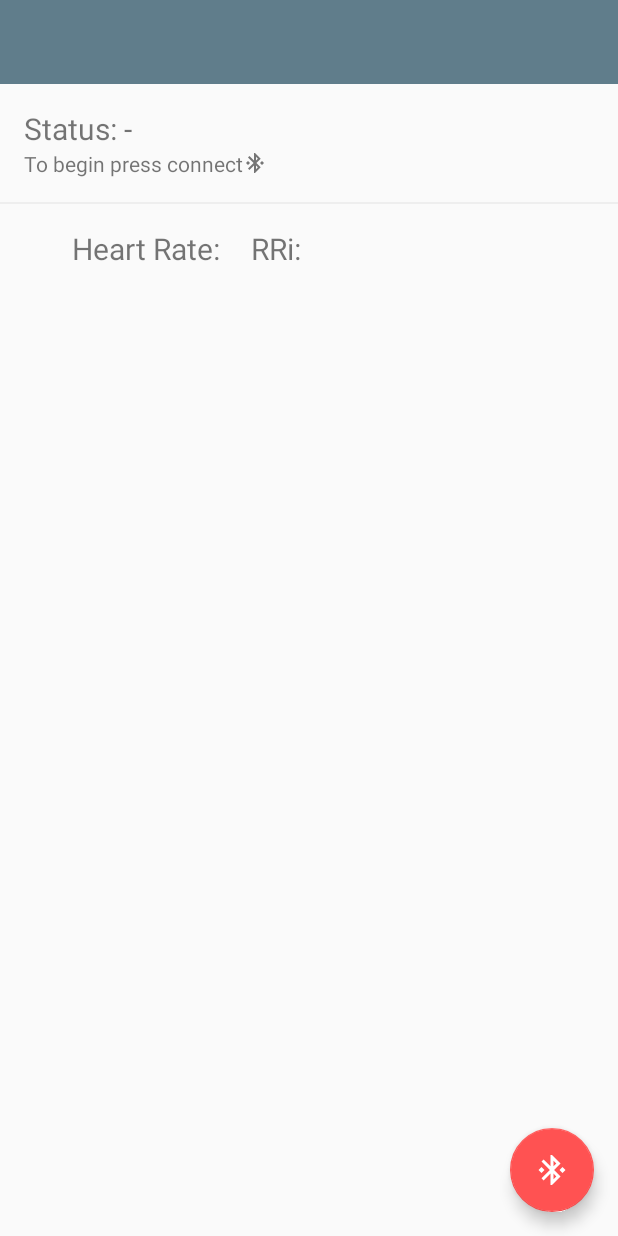
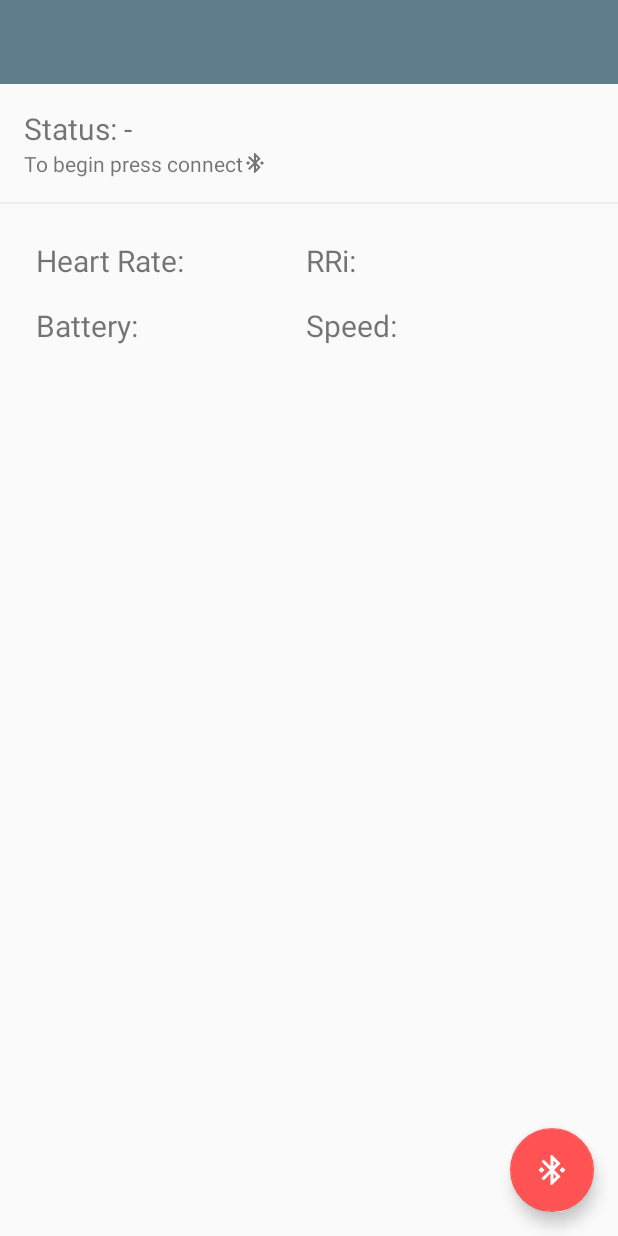
Before and after one commit to ianmcxa/ZephyrLogger, an Android app: the layout activity_main_new.xml on its own in the app's theme, with its tools: preview values and no code run, on a phone screen of 412 x 824 dp. Run offline under Robolectric (Android 15) with nearby library versions, the phone set to English and light mode, and no system bars.

Commit message:
More work on the new layout. Cleaned up some of the main activity code

```diff
--- a/app/src/main/res/layout/activity_main_new.xml
+++ b/app/src/main/res/layout/activity_main_new.xml
@@ -45,35 +45,53 @@
             android:layout_marginTop="16dp"
             android:src="@drawable/divider"/>
 
-        <android.support.v7.widget.LinearLayoutCompat
+        <RelativeLayout
             android:layout_width="match_parent"
-            android:layout_height="match_parent"
-            android:orientation="horizontal">
+            android:layout_height="wrap_content"
+            android:orientation="horizontal"
+            android:layout_margin="24dp">
 
             <TextView
                 android:id="@+id/heart_rate_text"
                 android:layout_width="wrap_content"
                 android:layout_height="wrap_content"
-                android:layout_marginStart="48dp"
-                android:layout_marginLeft="48dp"
-                android:layout_marginTop="16dp"
                 android:textSize="20sp"
-                android:text="Heart Rate: "
+                android:layout_alignParentLeft="true"
+                android:layout_alignParentStart="true"
+                android:text="Heart Rate:"
                 />
 
             <TextView
                 android:id="@+id/rri_text"
                 android:layout_width="wrap_content"
                 android:layout_height="wrap_content"
-                android:layout_marginStart="16dp"
-                android:layout_marginLeft="16dp"
-                android:layout_marginTop="16dp"
                 android:textSize="20sp"
+                android:layout_alignParentLeft="true"
+                android:layout_marginLeft="180dp"
                 android:text="RRi: "
                 />
 
+            <TextView
+                android:id="@+id/battery_text"
+                android:layout_width="wrap_content"
+                android:layout_height="wrap_content"
+                android:textSize="20sp"
+                android:layout_below="@id/heart_rate_text"
+                android:layout_marginTop="16dp"
+                android:text="Battery:"
+                />
 
-        </android.support.v7.widget.LinearLayoutCompat>
+            <TextView
+                android:id="@+id/speed_text"
+                android:layout_width="wrap_content"
+                android:layout_height="wrap_content"
+                android:textSize="20sp"
+                android:text="Speed: "
+                android:layout_below="@id/rri_text"
+                android:layout_marginTop="16dp"
+                android:layout_alignLeft="@id/rri_text"
+                android:layout_alignStart="@id/rri_text" />
+        </RelativeLayout>
 
 
     </LinearLayout>
--- a/app/src/main/res/values/strings.xml
+++ b/app/src/main/res/values/strings.xml
@@ -17,7 +17,7 @@
     <string name="connectedTo">connected: </string>
     <string name="initializing">initializing</string>
     <string name="nonePaired">No Zephyr HxM devices have been paired?</string>
-    <string name="noBluetooth">No Bluetooth?</string>
+    <string name="noBluetooth">Status: Bluetooth Not Available</string>
 
     <!--
         Some identifiers used to pass information around our application
```
Also changed, not shown: app/src/main/java/org/mcxa/zephyrlogger/MainActivity.java (+16 -61 lines).
